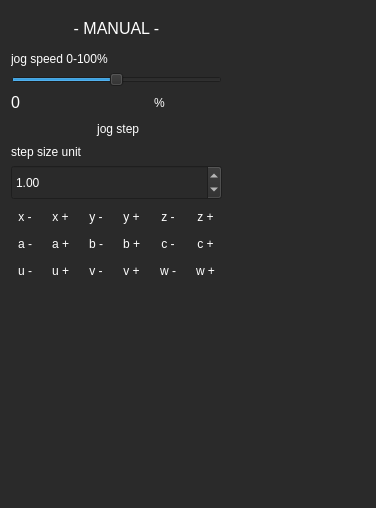
First picture: the form in projects/cnc/form_jog.ui, repository krcwrhvgyxzqelljes/hal-core-2.0, before the edit.
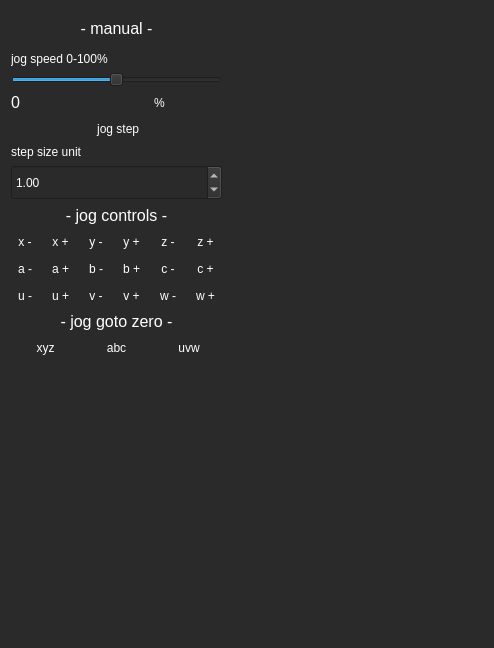
Second picture: the form after the edit. Icons and pictures are not drawn.

The edit to the form file:
```diff
--- a/projects/cnc/form_jog.ui
+++ b/projects/cnc/form_jog.ui
@@ -6,8 +6,8 @@
    <rect>
     <x>0</x>
     <y>0</y>
-    <width>376</width>
-    <height>508</height>
+    <width>494</width>
+    <height>648</height>
    </rect>
   </property>
   <property name="windowTitle">
@@ -17,7 +17,7 @@
    <string notr="true">background-color: rgb(42, 42, 42);
 color: rgb(255, 255, 255);</string>
   </property>
-  <layout class="QGridLayout" name="gridLayout">
+  <layout class="QGridLayout" name="gridLayout_2">
    <item row="0" column="0">
     <layout class="QGridLayout" name="gridLayout_jog_settings">
      <item row="3" column="0" colspan="2">
@@ -119,7 +119,7 @@
         </font>
        </property>
        <property name="text">
-        <string>- MANUAL -</string>
+        <string>- manual -</string>
        </property>
        <property name="alignment">
         <set>Qt::AlignCenter</set>
@@ -143,292 +143,7 @@
    </item>
    <item row="1" column="0">
     <layout class="QGridLayout" name="gridLayout_jog_buttons_xyz">
-     <item row="2" column="0">
-      <widget class="QToolButton" name="toolButton_jog_u_min">
-       <property name="sizePolicy">
-        <sizepolicy hsizetype="Preferred" vsizetype="Fixed">
-         <horstretch>0</horstretch>
-         <verstretch>0</verstretch>
-        </sizepolicy>
-       </property>
-       <property name="autoFillBackground">
-        <bool>false</bool>
-       </property>
-       <property name="styleSheet">
-        <string notr="true">color: rgb(255, 255, 255);</string>
-       </property>
-       <property name="text">
-        <string>u -</string>
-       </property>
-       <property name="icon">
-        <iconset resource="icons.qrc">
-         <normaloff>:/pictures/btn_25_25.png</normaloff>
-         <normalon>:/pictures/btn_25_25_in_green.png</normalon>:/pictures/btn_25_25.png</iconset>
-       </property>
-       <property name="iconSize">
-        <size>
-         <width>35</width>
-         <height>35</height>
-        </size>
-       </property>
-       <property name="checkable">
-        <bool>false</bool>
-       </property>
-       <property name="toolButtonStyle">
-        <enum>Qt::ToolButtonTextUnderIcon</enum>
-       </property>
-       <property name="autoRaise">
-        <bool>true</bool>
-       </property>
-      </widget>
-     </item>
-     <item row="1" column="0">
-      <widget class="QToolButton" name="toolButton_jog_a_min">
-       <property name="sizePolicy">
-        <sizepolicy hsizetype="Preferred" vsizetype="Fixed">
-         <horstretch>0</horstretch>
-         <verstretch>0</verstretch>
-        </sizepolicy>
-       </property>
-       <property name="autoFillBackground">
-        <bool>false</bool>
-       </property>
-       <property name="styleSheet">
-        <string notr="true">color: rgb(255, 255, 255);</string>
-       </property>
-       <property name="text">
-        <string>a -</string>
-       </property>
-       <property name="icon">
-        <iconset resource="icons.qrc">
-         <normaloff>:/pictures/btn_25_25.png</normaloff>
-         <normalon>:/pictures/btn_25_25_in_green.png</normalon>:/pictures/btn_25_25.png</iconset>
-       </property>
-       <property name="iconSize">
-        <size>
-         <width>35</width>
-         <height>35</height>
-        </size>
-       </property>
-       <property name="checkable">
-        <bool>false</bool>
-       </property>
-       <property name="toolButtonStyle">
-        <enum>Qt::ToolButtonTextUnderIcon</enum>
-       </property>
-       <property name="autoRaise">
-        <bool>true</bool>
-       </property>
-      </widget>
-     </item>
      <item row="2" column="1">
-      <widget class="QToolButton" name="toolButton_jog_u_plus">
-       <property name="sizePolicy">
-        <sizepolicy hsizetype="Preferred" vsizetype="Fixed">
-         <horstretch>0</horstretch>
-         <verstretch>0</verstretch>
-        </sizepolicy>
-       </property>
-       <property name="autoFillBackground">
-        <bool>false</bool>
-       </property>
-       <property name="styleSheet">
-        <string notr="true">color: rgb(255, 255, 255);</string>
-       </property>
-       <property name="text">
-        <string>u +</string>
-       </property>
-       <property name="icon">
-        <iconset resource="icons.qrc">
-         <normaloff>:/pictures/btn_25_25.png</normaloff>
-         <normalon>:/pictures/btn_25_25_in_green.png</normalon>:/pictures/btn_25_25.png</iconset>
-       </property>
-       <property name="iconSize">
-        <size>
-         <width>35</width>
-         <height>35</height>
-        </size>
-       </property>
-       <property name="checkable">
-        <bool>false</bool>
-       </property>
-       <property name="toolButtonStyle">
-        <enum>Qt::ToolButtonTextUnderIcon</enum>
-       </property>
-       <property name="autoRaise">
-        <bool>true</bool>
-       </property>
-      </widget>
-     </item>
-     <item row="0" column="3">
-      <widget class="QToolButton" name="toolButton_jog_y_plus">
-       <property name="sizePolicy">
-        <sizepolicy hsizetype="Preferred" vsizetype="Fixed">
-         <horstretch>0</horstretch>
-         <verstretch>0</verstretch>
-        </sizepolicy>
-       </property>
-       <property name="autoFillBackground">
-        <bool>false</bool>
-       </property>
-       <property name="styleSheet">
-        <string notr="true">color: rgb(255, 255, 255);</string>
-       </property>
-       <property name="text">
-        <string>y +</string>
-       </property>
-       <property name="icon">
-        <iconset resource="icons.qrc">
-         <normaloff>:/pictures/btn_25_25.png</normaloff>
-         <normalon>:/pictures/btn_25_25_in_green.png</normalon>:/pictures/btn_25_25.png</iconset>
-       </property>
-       <property name="iconSize">
-        <size>
-         <width>35</width>
-         <height>35</height>
-        </size>
-       </property>
-       <property name="checkable">
-        <bool>false</bool>
-       </property>
-       <property name="toolButtonStyle">
-        <enum>Qt::ToolButtonTextUnderIcon</enum>
-       </property>
-       <property name="autoRaise">
-        <bool>true</bool>
-       </property>
-      </widget>
-     </item>
-     <item row="0" column="2">
-      <widget class="QToolButton" name="toolButton_jog_y_min">
-       <property name="sizePolicy">
-        <sizepolicy hsizetype="Preferred" vsizetype="Fixed">
-         <horstretch>0</horstretch>
-         <verstretch>0</verstretch>
-        </sizepolicy>
-       </property>
-       <property name="minimumSize">
-        <size>
-         <width>0</width>
-         <height>0</height>
-        </size>
-       </property>
-       <property name="autoFillBackground">
-        <bool>false</bool>
-       </property>
-       <property name="styleSheet">
-        <string notr="true">color: rgb(255, 255, 255);</string>
-       </property>
-       <property name="text">
-        <string>y -</string>
-       </property>
-       <property name="icon">
-        <iconset resource="icons.qrc">
-         <normaloff>:/pictures/btn_25_25.png</normaloff>
-         <normalon>:/pictures/btn_25_25_in_green.png</normalon>:/pictures/btn_25_25.png</iconset>
-       </property>
-       <property name="iconSize">
-        <size>
-         <width>35</width>
-         <height>35</height>
-        </size>
-       </property>
-       <property name="checkable">
-        <bool>false</bool>
-       </property>
-       <property name="toolButtonStyle">
-        <enum>Qt::ToolButtonTextUnderIcon</enum>
-       </property>
-       <property name="autoRaise">
-        <bool>true</bool>
-       </property>
-      </widget>
-     </item>
-     <item row="0" column="1">
-      <widget class="QToolButton" name="toolButton_jog_x_plus">
-       <property name="sizePolicy">
-        <sizepolicy hsizetype="Preferred" vsizetype="Fixed">
-         <horstretch>0</horstretch>
-         <verstretch>0</verstretch>
-        </sizepolicy>
-       </property>
-       <property name="autoFillBackground">
-        <bool>false</bool>
-       </property>
-       <property name="styleSheet">
-        <string notr="true">color: rgb(255, 255, 255);</string>
-       </property>
-       <property name="text">
-        <string>x +</string>
-       </property>
-       <property name="icon">
-        <iconset resource="icons.qrc">
-         <normaloff>:/pictures/btn_25_25.png</normaloff>
-         <normalon>:/pictures/btn_25_25_in_green.png</normalon>:/pictures/btn_25_25.png</iconset>
-       </property>
-       <property name="iconSize">
-        <size>
-         <width>35</width>
-         <height>35</height>
-        </size>
-       </property>
-       <property name="checkable">
-        <bool>false</bool>
-       </property>
-       <property name="toolButtonStyle">
-        <enum>Qt::ToolButtonTextUnderIcon</enum>
-       </property>
-       <property name="autoRaise">
-        <bool>true</bool>
-       </property>
-      </widget>
-     </item>
-     <item row="0" column="4">
-      <widget class="QToolButton" name="toolButton_jog_z_min">
-       <property name="sizePolicy">
-        <sizepolicy hsizetype="Preferred" vsizetype="Fixed">
-         <horstretch>0</horstretch>
-         <verstretch>0</verstretch>
-        </sizepolicy>
-       </property>
-       <property name="minimumSize">
-        <size>
-         <width>0</width>
-         <height>0</height>
-        </size>
-       </property>
-       <property name="autoFillBackground">
-        <bool>false</bool>
-       </property>
-       <property name="styleSheet">
-        <string notr="true">color: rgb(255, 255, 255);</string>
-       </property>
-       <property name="text">
-        <string>z -</string>
-       </property>
-       <property name="icon">
-        <iconset resource="icons.qrc">
-         <normaloff>:/pictures/btn_25_25.png</normaloff>
-         <normalon>:/pictures/btn_25_25_in_green.png</normalon>:/pictures/btn_25_25.png</iconset>
-       </property>
-       <property name="iconSize">
-        <size>
-         <width>35</width>
-         <height>35</height>
-        </size>
-       </property>
-       <property name="checkable">
-        <bool>false</bool>
-       </property>
-       <property name="toolButtonStyle">
-        <enum>Qt::ToolButtonTextUnderIcon</enum>
-       </property>
-       <property name="autoRaise">
-        <bool>true</bool>
-       </property>
-      </widget>
-     </item>
-     <item row="1" column="1">
       <widget class="QToolButton" name="toolButton_jog_a_plus">
        <property name="sizePolicy">
         <sizepolicy hsizetype="Preferred" vsizetype="Fixed">
@@ -467,20 +182,53 @@
        </property>
       </widget>
      </item>
-     <item row="0" column="0">
-      <widget class="QToolButton" name="toolButton_jog_x_min">
+     <item row="3" column="0">
+      <widget class="QToolButton" name="toolButton_jog_u_min">
        <property name="sizePolicy">
         <sizepolicy hsizetype="Preferred" vsizetype="Fixed">
          <horstretch>0</horstretch>
          <verstretch>0</verstretch>
         </sizepolicy>
        </property>
-       <property name="minimumSize">
+       <property name="autoFillBackground">
+        <bool>false</bool>
+       </property>
+       <property name="styleSheet">
+        <string notr="true">color: rgb(255, 255, 255);</string>
+       </property>
+       <property name="text">
+        <string>u -</string>
+       </property>
+       <property name="icon">
+        <iconset resource="icons.qrc">
+         <normaloff>:/pictures/btn_25_25.png</normaloff>
+         <normalon>:/pictures/btn_25_25_in_green.png</normalon>:/pictures/btn_25_25.png</iconset>
+       </property>
+       <property name="iconSize">
         <size>
-         <width>0</width>
-         <height>0</height>
+         <width>35</width>
+         <height>35</height>
         </size>
        </property>
+       <property name="checkable">
+        <bool>false</bool>
+       </property>
+       <property name="toolButtonStyle">
+        <enum>Qt::ToolButtonTextUnderIcon</enum>
+       </property>
+       <property name="autoRaise">
+        <bool>true</bool>
+       </property>
+      </widget>
+     </item>
+     <item row="2" column="4">
+      <widget class="QToolButton" name="toolButton_jog_c_min">
+       <property name="sizePolicy">
+        <sizepolicy hsizetype="Preferred" vsizetype="Fixed">
+         <horstretch>0</horstretch>
+         <verstretch>0</verstretch>
+        </sizepolicy>
+       </property>
        <property name="autoFillBackground">
         <bool>false</bool>
        </property>
@@ -488,7 +236,7 @@
         <string notr="true">color: rgb(255, 255, 255);</string>
        </property>
        <property name="text">
-        <string>x -</string>
+        <string>c -</string>
        </property>
        <property name="icon">
         <iconset resource="icons.qrc">
@@ -512,7 +260,7 @@
        </property>
       </widget>
      </item>
-     <item row="0" column="5">
+     <item row="1" column="5">
       <widget class="QToolButton" name="toolButton_jog_z_plus">
        <property name="sizePolicy">
         <sizepolicy hsizetype="Preferred" vsizetype="Fixed">
@@ -551,7 +299,46 @@
        </property>
       </widget>
      </item>
-     <item row="1" column="2">
+     <item row="3" column="2">
+      <widget class="QToolButton" name="toolButton_jog_v_min">
+       <property name="sizePolicy">
+        <sizepolicy hsizetype="Preferred" vsizetype="Fixed">
+         <horstretch>0</horstretch>
+         <verstretch>0</verstretch>
+        </sizepolicy>
+       </property>
+       <property name="autoFillBackground">
+        <bool>false</bool>
+       </property>
+       <property name="styleSheet">
+        <string notr="true">color: rgb(255, 255, 255);</string>
+       </property>
+       <property name="text">
+        <string>v -</string>
+       </property>
+       <property name="icon">
+        <iconset resource="icons.qrc">
+         <normaloff>:/pictures/btn_25_25.png</normaloff>
+         <normalon>:/pictures/btn_25_25_in_green.png</normalon>:/pictures/btn_25_25.png</iconset>
+       </property>
+       <property name="iconSize">
+        <size>
+         <width>35</width>
+         <height>35</height>
+        </size>
+       </property>
+       <property name="checkable">
+        <bool>false</bool>
+       </property>
+       <property name="toolButtonStyle">
+        <enum>Qt::ToolButtonTextUnderIcon</enum>
+       </property>
+       <property name="autoRaise">
+        <bool>true</bool>
+       </property>
+      </widget>
+     </item>
+     <item row="2" column="2">
       <widget class="QToolButton" name="toolButton_jog_b_min">
        <property name="sizePolicy">
         <sizepolicy hsizetype="Preferred" vsizetype="Fixed">
@@ -590,7 +377,142 @@
        </property>
       </widget>
      </item>
+     <item row="1" column="0">
+      <widget class="QToolButton" name="toolButton_jog_x_min">
+       <property name="sizePolicy">
+        <sizepolicy hsizetype="Preferred" vsizetype="Fixed">
+         <horstretch>0</horstretch>
+         <verstretch>0</verstretch>
+        </sizepolicy>
+       </property>
+       <property name="minimumSize">
+        <size>
+         <width>0</width>
+         <height>0</height>
+        </size>
+       </property>
+       <property name="autoFillBackground">
+        <bool>false</bool>
+       </property>
+       <property name="styleSheet">
+        <string notr="true">color: rgb(255, 255, 255);</string>
+       </property>
+       <property name="text">
+        <string>x -</string>
+       </property>
+       <property name="icon">
+        <iconset resource="icons.qrc">
+         <normaloff>:/pictures/btn_25_25.png</normaloff>
+         <normalon>:/pictures/btn_25_25_in_green.png</normalon>:/pictures/btn_25_25.png</iconset>
+       </property>
+       <property name="iconSize">
+        <size>
+         <width>35</width>
+         <height>35</height>
+        </size>
+       </property>
+       <property name="checkable">
+        <bool>false</bool>
+       </property>
+       <property name="autoRepeatDelay">
+        <number>300</number>
+       </property>
+       <property name="autoRepeatInterval">
+        <number>100</number>
+       </property>
+       <property name="toolButtonStyle">
+        <enum>Qt::ToolButtonTextUnderIcon</enum>
+       </property>
+       <property name="autoRaise">
+        <bool>true</bool>
+       </property>
+      </widget>
+     </item>
      <item row="1" column="3">
+      <widget class="QToolButton" name="toolButton_jog_y_plus">
+       <property name="sizePolicy">
+        <sizepolicy hsizetype="Preferred" vsizetype="Fixed">
+         <horstretch>0</horstretch>
+         <verstretch>0</verstretch>
+        </sizepolicy>
+       </property>
+       <property name="autoFillBackground">
+        <bool>false</bool>
+       </property>
+       <property name="styleSheet">
+        <string notr="true">color: rgb(255, 255, 255);</string>
+       </property>
+       <property name="text">
+        <string>y +</string>
+       </property>
+       <property name="icon">
+        <iconset resource="icons.qrc">
+         <normaloff>:/pictures/btn_25_25.png</normaloff>
+         <normalon>:/pictures/btn_25_25_in_green.png</normalon>:/pictures/btn_25_25.png</iconset>
+       </property>
+       <property name="iconSize">
+        <size>
+         <width>35</width>
+         <height>35</height>
+        </size>
+       </property>
+       <property name="checkable">
+        <bool>false</bool>
+       </property>
+       <property name="toolButtonStyle">
+        <enum>Qt::ToolButtonTextUnderIcon</enum>
+       </property>
+       <property name="autoRaise">
+        <bool>true</bool>
+       </property>
+      </widget>
+     </item>
+     <item row="1" column="1">
+      <widget class="QToolButton" name="toolButton_jog_x_plus">
+       <property name="sizePolicy">
+        <sizepolicy hsizetype="Preferred" vsizetype="Fixed">
+         <horstretch>0</horstretch>
+         <verstretch>0</verstretch>
+        </sizepolicy>
+       </property>
+       <property name="autoFillBackground">
+        <bool>false</bool>
+       </property>
+       <property name="styleSheet">
+        <string notr="true">color: rgb(255, 255, 255);</string>
+       </property>
+       <property name="text">
+        <string>x +</string>
+       </property>
+       <property name="icon">
+        <iconset resource="icons.qrc">
+         <normaloff>:/pictures/btn_25_25.png</normaloff>
+         <normalon>:/pictures/btn_25_25_in_green.png</normalon>:/pictures/btn_25_25.png</iconset>
+       </property>
+       <property name="iconSize">
+        <size>
+         <width>35</width>
+         <height>35</height>
+        </size>
+       </property>
+       <property name="checkable">
+        <bool>false</bool>
+       </property>
+       <property name="autoRepeatDelay">
+        <number>300</number>
+       </property>
+       <property name="autoRepeatInterval">
+        <number>100</number>
+       </property>
+       <property name="toolButtonStyle">
+        <enum>Qt::ToolButtonTextUnderIcon</enum>
+       </property>
+       <property name="autoRaise">
+        <bool>true</bool>
+       </property>
+      </widget>
+     </item>
+     <item row="2" column="3">
       <widget class="QToolButton" name="toolButton_jog_b_plus">
        <property name="sizePolicy">
         <sizepolicy hsizetype="Preferred" vsizetype="Fixed">
@@ -629,124 +551,7 @@
        </property>
       </widget>
      </item>
-     <item row="1" column="4">
-      <widget class="QToolButton" name="toolButton_jog_c_min">
-       <property name="sizePolicy">
-        <sizepolicy hsizetype="Preferred" vsizetype="Fixed">
-         <horstretch>0</horstretch>
-         <verstretch>0</verstretch>
-        </sizepolicy>
-       </property>
-       <property name="autoFillBackground">
-        <bool>false</bool>
-       </property>
-       <property name="styleSheet">
-        <string notr="true">color: rgb(255, 255, 255);</string>
-       </property>
-       <property name="text">
-        <string>c -</string>
-       </property>
-       <property name="icon">
-        <iconset resource="icons.qrc">
-         <normaloff>:/pictures/btn_25_25.png</normaloff>
-         <normalon>:/pictures/btn_25_25_in_green.png</normalon>:/pictures/btn_25_25.png</iconset>
-       </property>
-       <property name="iconSize">
-        <size>
-         <width>35</width>
-         <height>35</height>
-        </size>
-       </property>
-       <property name="checkable">
-        <bool>false</bool>
-       </property>
-       <property name="toolButtonStyle">
-        <enum>Qt::ToolButtonTextUnderIcon</enum>
-       </property>
-       <property name="autoRaise">
-        <bool>true</bool>
-       </property>
-      </widget>
-     </item>
-     <item row="1" column="5">
-      <widget class="QToolButton" name="toolButton_jog_c_plus">
-       <property name="sizePolicy">
-        <sizepolicy hsizetype="Preferred" vsizetype="Fixed">
-         <horstretch>0</horstretch>
-         <verstretch>0</verstretch>
-        </sizepolicy>
-       </property>
-       <property name="autoFillBackground">
-        <bool>false</bool>
-       </property>
-       <property name="styleSheet">
-        <string notr="true">color: rgb(255, 255, 255);</string>
-       </property>
-       <property name="text">
-        <string>c +</string>
-       </property>
-       <property name="icon">
-        <iconset resource="icons.qrc">
-         <normaloff>:/pictures/btn_25_25.png</normaloff>
-         <normalon>:/pictures/btn_25_25_in_green.png</normalon>:/pictures/btn_25_25.png</iconset>
-       </property>
-       <property name="iconSize">
-        <size>
-         <width>35</width>
-         <height>35</height>
-        </size>
-       </property>
-       <property name="checkable">
-        <bool>false</bool>
-       </property>
-       <property name="toolButtonStyle">
-        <enum>Qt::ToolButtonTextUnderIcon</enum>
-       </property>
-       <property name="autoRaise">
-        <bool>true</bool>
-       </property>
-      </widget>
-     </item>
-     <item row="2" column="2">
-      <widget class="QToolButton" name="toolButton_jog_v_min">
-       <property name="sizePolicy">
-        <sizepolicy hsizetype="Preferred" vsizetype="Fixed">
-         <horstretch>0</horstretch>
-         <verstretch>0</verstretch>
-        </sizepolicy>
-       </property>
-       <property name="autoFillBackground">
-        <bool>false</bool>
-       </property>
-       <property name="styleSheet">
-        <string notr="true">color: rgb(255, 255, 255);</string>
-       </property>
-       <property name="text">
-        <string>v -</string>
-       </property>
-       <property name="icon">
-        <iconset resource="icons.qrc">
-         <normaloff>:/pictures/btn_25_25.png</normaloff>
-         <normalon>:/pictures/btn_25_25_in_green.png</normalon>:/pictures/btn_25_25.png</iconset>
-       </property>
-       <property name="iconSize">
-        <size>
-         <width>35</width>
-         <height>35</height>
-        </size>
-       </property>
-       <property name="checkable">
-        <bool>false</bool>
-       </property>
-       <property name="toolButtonStyle">
-        <enum>Qt::ToolButtonTextUnderIcon</enum>
-       </property>
-       <property name="autoRaise">
-        <bool>true</bool>
-       </property>
-      </widget>
-     </item>
-     <item row="2" column="3">
+     <item row="3" column="3">
       <widget class="QToolButton" name="toolButton_jog_v_plus">
        <property name="sizePolicy">
         <sizepolicy hsizetype="Preferred" vsizetype="Fixed">
@@ -785,7 +590,169 @@
        </property>
       </widget>
      </item>
-     <item row="2" column="4">
+     <item row="1" column="4">
+      <widget class="QToolButton" name="toolButton_jog_z_min">
+       <property name="sizePolicy">
+        <sizepolicy hsizetype="Preferred" vsizetype="Fixed">
+         <horstretch>0</horstretch>
+         <verstretch>0</verstretch>
+        </sizepolicy>
+       </property>
+       <property name="minimumSize">
+        <size>
+         <width>0</width>
+         <height>0</height>
+        </size>
+       </property>
+       <property name="autoFillBackground">
+        <bool>false</bool>
+       </property>
+       <property name="styleSheet">
+        <string notr="true">color: rgb(255, 255, 255);</string>
+       </property>
+       <property name="text">
+        <string>z -</string>
+       </property>
+       <property name="icon">
+        <iconset resource="icons.qrc">
+         <normaloff>:/pictures/btn_25_25.png</normaloff>
+         <normalon>:/pictures/btn_25_25_in_green.png</normalon>:/pictures/btn_25_25.png</iconset>
+       </property>
+       <property name="iconSize">
+        <size>
+         <width>35</width>
+         <height>35</height>
+        </size>
+       </property>
+       <property name="checkable">
+        <bool>false</bool>
+       </property>
+       <property name="toolButtonStyle">
+        <enum>Qt::ToolButtonTextUnderIcon</enum>
+       </property>
+       <property name="autoRaise">
+        <bool>true</bool>
+       </property>
+      </widget>
+     </item>
+     <item row="3" column="5">
+      <widget class="QToolButton" name="toolButton_jog_w_plus">
+       <property name="sizePolicy">
+        <sizepolicy hsizetype="Preferred" vsizetype="Fixed">
+         <horstretch>0</horstretch>
+         <verstretch>0</verstretch>
+        </sizepolicy>
+       </property>
+       <property name="autoFillBackground">
+        <bool>false</bool>
+       </property>
+       <property name="styleSheet">
+        <string notr="true">color: rgb(255, 255, 255);</string>
+       </property>
+       <property name="text">
+        <string>w +</string>
+       </property>
+       <property name="icon">
+        <iconset resource="icons.qrc">
+         <normaloff>:/pictures/btn_25_25.png</normaloff>
+         <normalon>:/pictures/btn_25_25_in_green.png</normalon>:/pictures/btn_25_25.png</iconset>
+       </property>
+       <property name="iconSize">
+        <size>
+         <width>35</width>
+         <height>35</height>
+        </size>
+       </property>
+       <property name="checkable">
+        <bool>false</bool>
+       </property>
+       <property name="toolButtonStyle">
+        <enum>Qt::ToolButtonTextUnderIcon</enum>
+       </property>
+       <property name="autoRaise">
+        <bool>true</bool>
+       </property>
+      </widget>
+     </item>
+     <item row="2" column="0">
+      <widget class="QToolButton" name="toolButton_jog_a_min">
+       <property name="sizePolicy">
+        <sizepolicy hsizetype="Preferred" vsizetype="Fixed">
+         <horstretch>0</horstretch>
+         <verstretch>0</verstretch>
+        </sizepolicy>
+       </property>
+       <property name="autoFillBackground">
+        <bool>false</bool>
+       </property>
+       <property name="styleSheet">
+        <string notr="true">color: rgb(255, 255, 255);</string>
+       </property>
+       <property name="text">
+        <string>a -</string>
+       </property>
+       <property name="icon">
+        <iconset resource="icons.qrc">
+         <normaloff>:/pictures/btn_25_25.png</normaloff>
+         <normalon>:/pictures/btn_25_25_in_green.png</normalon>:/pictures/btn_25_25.png</iconset>
+       </property>
+       <property name="iconSize">
+        <size>
+         <width>35</width>
+         <height>35</height>
+        </size>
+       </property>
+       <property name="checkable">
+        <bool>false</bool>
+       </property>
+       <property name="toolButtonStyle">
+        <enum>Qt::ToolButtonTextUnderIcon</enum>
+       </property>
+       <property name="autoRaise">
+        <bool>true</bool>
+       </property>
+      </widget>
+     </item>
+     <item row="3" column="1">
+      <widget class="QToolButton" name="toolButton_jog_u_plus">
+       <property name="sizePolicy">
+        <sizepolicy hsizetype="Preferred" vsizetype="Fixed">
+         <horstretch>0</horstretch>
+         <verstretch>0</verstretch>
+        </sizepolicy>
+       </property>
+       <property name="autoFillBackground">
+        <bool>false</bool>
+       </property>
+       <property name="styleSheet">
+        <string notr="true">color: rgb(255, 255, 255);</string>
+       </property>
+       <property name="text">
+        <string>u +</string>
+       </property>
+       <property name="icon">
+        <iconset resource="icons.qrc">
+         <normaloff>:/pictures/btn_25_25.png</normaloff>
+         <normalon>:/pictures/btn_25_25_in_green.png</normalon>:/pictures/btn_25_25.png</iconset>
+       </property>
+       <property name="iconSize">
+        <size>
+         <width>35</width>
+         <height>35</height>
+        </size>
+       </property>
+       <property name="checkable">
+        <bool>false</bool>
+       </property>
+       <property name="toolButtonStyle">
+        <enum>Qt::ToolButtonTextUnderIcon</enum>
+       </property>
+       <property name="autoRaise">
+        <bool>true</bool>
+       </property>
+      </widget>
+     </item>
+     <item row="3" column="4">
       <widget class="QToolButton" name="toolButton_jog_w_min">
        <property name="sizePolicy">
         <sizepolicy hsizetype="Preferred" vsizetype="Fixed">
@@ -825,7 +792,7 @@
       </widget>
      </item>
      <item row="2" column="5">
-      <widget class="QToolButton" name="toolButton_jog_w_plus">
+      <widget class="QToolButton" name="toolButton_jog_c_plus">
        <property name="sizePolicy">
         <sizepolicy hsizetype="Preferred" vsizetype="Fixed">
          <horstretch>0</horstretch>
@@ -839,7 +806,7 @@
         <string notr="true">color: rgb(255, 255, 255);</string>
        </property>
        <property name="text">
-        <string>w +</string>
+        <string>c +</string>
        </property>
        <property name="icon">
         <iconset resource="icons.qrc">
@@ -863,6 +830,66 @@
        </property>
       </widget>
      </item>
+     <item row="1" column="2">
+      <widget class="QToolButton" name="toolButton_jog_y_min">
+       <property name="sizePolicy">
+        <sizepolicy hsizetype="Preferred" vsizetype="Fixed">
+         <horstretch>0</horstretch>
+         <verstretch>0</verstretch>
+        </sizepolicy>
+       </property>
+       <property name="minimumSize">
+        <size>
+         <width>0</width>
+         <height>0</height>
+        </size>
+       </property>
+       <property name="autoFillBackground">
+        <bool>false</bool>
+       </property>
+       <property name="styleSheet">
+        <string notr="true">color: rgb(255, 255, 255);</string>
+       </property>
+       <property name="text">
+        <string>y -</string>
+       </property>
+       <property name="icon">
+        <iconset resource="icons.qrc">
+         <normaloff>:/pictures/btn_25_25.png</normaloff>
+         <normalon>:/pictures/btn_25_25_in_green.png</normalon>:/pictures/btn_25_25.png</iconset>
+       </property>
+       <property name="iconSize">
+        <size>
+         <width>35</width>
+         <height>35</height>
+        </size>
+       </property>
+       <property name="checkable">
+        <bool>false</bool>
+       </property>
+       <property name="toolButtonStyle">
+        <enum>Qt::ToolButtonTextUnderIcon</enum>
+       </property>
+       <property name="autoRaise">
+        <bool>true</bool>
+       </property>
+      </widget>
+     </item>
+     <item row="0" column="0" colspan="6">
+      <widget class="QLabel" name="label_5">
+       <property name="font">
+        <font>
+         <pointsize>12</pointsize>
+        </font>
+       </property>
+       <property name="text">
+        <string>- jog controls -</string>
+       </property>
+       <property name="alignment">
+        <set>Qt::AlignCenter</set>
+       </property>
+      </widget>
+     </item>
     </layout>
    </item>
    <item row="1" column="1">
@@ -879,6 +906,160 @@
     </spacer>
    </item>
    <item row="2" column="0">
+    <layout class="QGridLayout" name="gridLayout">
+     <item row="0" column="0" colspan="3">
+      <widget class="QLabel" name="label_6">
+       <property name="font">
+        <font>
+         <pointsize>12</pointsize>
+        </font>
+       </property>
+       <property name="text">
+        <string>- jog goto zero -</string>
+       </property>
+       <property name="alignment">
+        <set>Qt::AlignCenter</set>
+       </property>
+      </widget>
+     </item>
+     <item row="1" column="0">
+      <widget class="QToolButton" name="toolButton_jog_goto_zero_xyz">
+       <property name="sizePolicy">
+        <sizepolicy hsizetype="Preferred" vsizetype="Fixed">
+         <horstretch>0</horstretch>
+         <verstretch>0</verstretch>
+        </sizepolicy>
+       </property>
+       <property name="autoFillBackground">
+        <bool>false</bool>
+       </property>
+       <property name="styleSheet">
+        <string notr="true">color: rgb(255, 255, 255);</string>
+       </property>
+       <property name="text">
+        <string> xyz</string>
+       </property>
+       <property name="icon">
+        <iconset resource="icons.qrc">
+         <normaloff>:/pictures/btn_25_25.png</normaloff>
+         <normalon>:/pictures/btn_25_25_in_green.png</normalon>:/pictures/btn_25_25.png</iconset>
+       </property>
+       <property name="iconSize">
+        <size>
+         <width>35</width>
+         <height>35</height>
+        </size>
+       </property>
+       <property name="checkable">
+        <bool>false</bool>
+       </property>
+       <property name="autoRepeatDelay">
+        <number>0</number>
+       </property>
+       <property name="autoRepeatInterval">
+        <number>0</number>
+       </property>
+       <property name="toolButtonStyle">
+        <enum>Qt::ToolButtonTextUnderIcon</enum>
+       </property>
+       <property name="autoRaise">
+        <bool>true</bool>
+       </property>
+      </widget>
+     </item>
+     <item row="1" column="1">
+      <widget class="QToolButton" name="toolButton_jog_goto_zero_abc">
+       <property name="sizePolicy">
+        <sizepolicy hsizetype="Preferred" vsizetype="Fixed">
+         <horstretch>0</horstretch>
+         <verstretch>0</verstretch>
+        </sizepolicy>
+       </property>
+       <property name="autoFillBackground">
+        <bool>false</bool>
+       </property>
+       <property name="styleSheet">
+        <string notr="true">color: rgb(255, 255, 255);</string>
+       </property>
+       <property name="text">
+        <string>abc</string>
+       </property>
+       <property name="icon">
+        <iconset resource="icons.qrc">
+         <normaloff>:/pictures/btn_25_25.png</normaloff>
+         <normalon>:/pictures/btn_25_25_in_green.png</normalon>:/pictures/btn_25_25.png</iconset>
+       </property>
+       <property name="iconSize">
+        <size>
+         <width>35</width>
+         <height>35</height>
+        </size>
+       </property>
+       <property name="checkable">
+        <bool>false</bool>
+       </property>
+       <property name="autoRepeatDelay">
+        <number>0</number>
+       </property>
+       <property name="autoRepeatInterval">
+        <number>0</number>
+       </property>
+       <property name="toolButtonStyle">
+        <enum>Qt::ToolButtonTextUnderIcon</enum>
+       </property>
+       <property name="autoRaise">
+        <bool>true</bool>
+       </property>
+      </widget>
+     </item>
+     <item row="1" column="2">
+      <widget class="QToolButton" name="toolButton_jog_goto_zero_uvw">
+       <property name="sizePolicy">
+        <sizepolicy hsizetype="Preferred" vsizetype="Fixed">
+         <horstretch>0</horstretch>
+         <verstretch>0</verstretch>
+        </sizepolicy>
+       </property>
+       <property name="autoFillBackground">
+        <bool>false</bool>
+       </property>
+       <property name="styleSheet">
+        <string notr="true">color: rgb(255, 255, 255);</string>
+       </property>
+       <property name="text">
+        <string>uvw</string>
+       </property>
+       <property name="icon">
+        <iconset resource="icons.qrc">
+         <normaloff>:/pictures/btn_25_25.png</normaloff>
+         <normalon>:/pictures/btn_25_25_in_green.png</normalon>:/pictures/btn_25_25.png</iconset>
+       </property>
+       <property name="iconSize">
+        <size>
+         <width>35</width>
+         <height>35</height>
+        </size>
+       </property>
+       <property name="checkable">
+        <bool>false</bool>
+       </property>
+       <property name="autoRepeatDelay">
+        <number>0</number>
+       </property>
+       <property name="autoRepeatInterval">
+        <number>0</number>
+       </property>
+       <property name="toolButtonStyle">
+        <enum>Qt::ToolButtonTextUnderIcon</enum>
+       </property>
+       <property name="autoRaise">
+        <bool>true</bool>
+       </property>
+      </widget>
+     </item>
+    </layout>
+   </item>
+   <item row="3" column="0">
     <spacer name="verticalSpacer">
      <property name="orientation">
       <enum>Qt::Vertical</enum>
```
